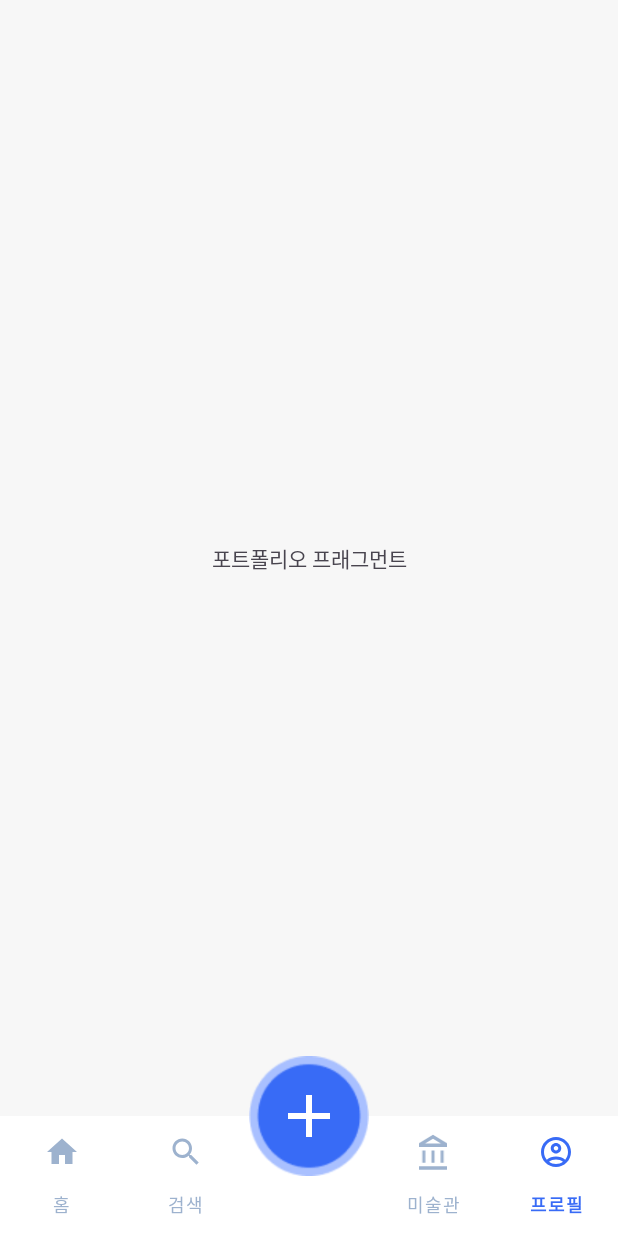
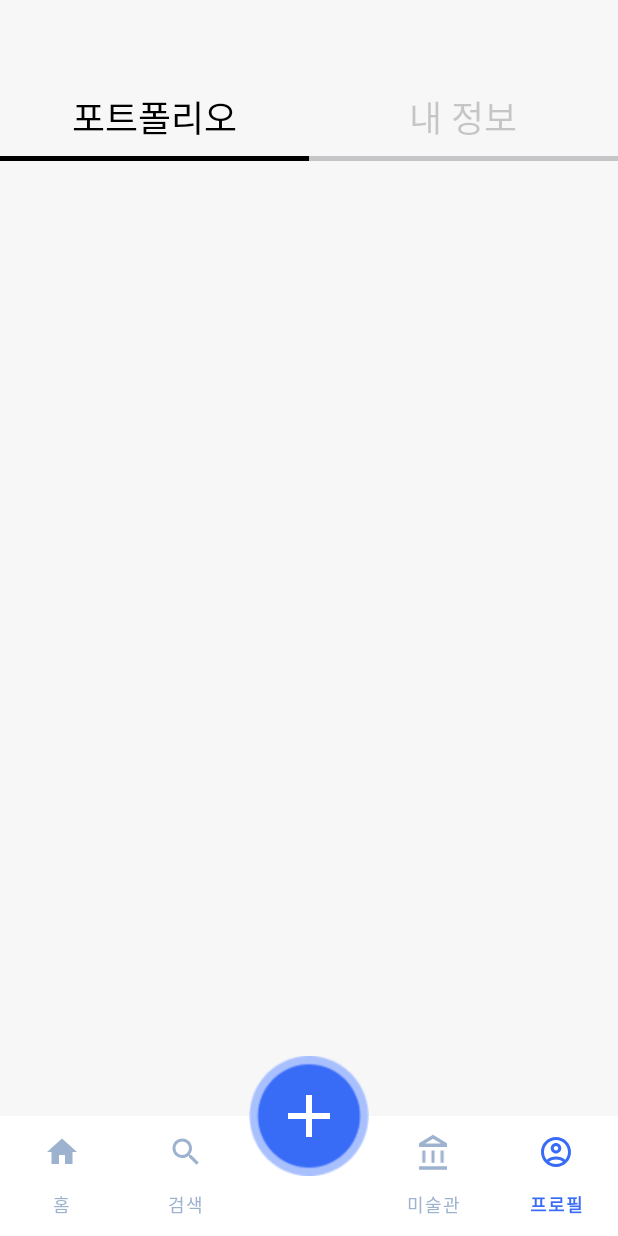
Before and after one commit to WOONBE/Arti, an Android app: the PortfolioFragment screen opened through its navigation route, on a phone screen of 412 x 824 dp. Run offline under Robolectric (Android 15) with nearby library versions, the phone set to English and light mode, and no system bars; our stand-ins replace Dagger/Hilt's generated code, data binding, navigation-ui.

Commit message:
feat: My page UI 개발

```diff
--- a/Android/ArtI/app/src/main/java/com/hexa/arti/ui/profile/PortfolioFragment.kt
+++ b/Android/ArtI/app/src/main/java/com/hexa/arti/ui/profile/PortfolioFragment.kt
@@ -1,12 +1,21 @@
 package com.hexa.arti.ui.profile
 
+import android.os.Bundle
+import android.view.View
 import com.hexa.arti.R
 import com.hexa.arti.config.BaseFragment
 import com.hexa.arti.databinding.FragmentPortfolioBinding
+import com.hexa.arti.util.navigate
 
 class PortfolioFragment : BaseFragment<FragmentPortfolioBinding>(R.layout.fragment_portfolio) {
     override fun init() {
 
     }
 
+    override fun onViewCreated(view: View, savedInstanceState: Bundle?) {
+        super.onViewCreated(view, savedInstanceState)
+        binding.mypageBtn.setOnClickListener {
+            navigate(R.id.action_portfolioFragment_to_myPageFragment)
+        }
+    }
 }
--- /dev/null
+++ b/Android/ArtI/app/src/main/res/drawable/ic_delete_outline_24.xml
@@ -0,0 +1,5 @@
+<vector xmlns:android="http://schemas.android.com/apk/res/android" android:height="24dp" android:tint="#000000" android:viewportHeight="24" android:viewportWidth="24" android:width="24dp">
+
+    <path android:fillColor="@android:color/white" android:pathData="M6,19c0,1.1 0.9,2 2,2h8c1.1,0 2,-0.9 2,-2L18,7L6,7v12zM8,9h8v10L8,19L8,9zM15.5,4l-1,-1h-5l-1,1L5,4v2h14L19,4z"/>
+
+</vector>
--- /dev/null
+++ b/Android/ArtI/app/src/main/res/drawable/ic_info_outline_24.xml
@@ -0,0 +1,5 @@
+<vector xmlns:android="http://schemas.android.com/apk/res/android" android:height="24dp" android:tint="#000000" android:viewportHeight="24" android:viewportWidth="24" android:width="24dp">
+
+    <path android:fillColor="@android:color/white" android:pathData="M11,7h2v2h-2V7zM11,11h2v6h-2V11zM12,2C6.48,2 2,6.48 2,12s4.48,10 10,10s10,-4.48 10,-10S17.52,2 12,2zM12,20c-4.41,0 -8,-3.59 -8,-8s3.59,-8 8,-8s8,3.59 8,8S16.41,20 12,20z"/>
+
+</vector>
--- /dev/null
+++ b/Android/ArtI/app/src/main/res/drawable/ic_logout_24.xml
@@ -0,0 +1,5 @@
+<vector xmlns:android="http://schemas.android.com/apk/res/android" android:autoMirrored="true" android:height="24dp" android:tint="#000000" android:viewportHeight="24" android:viewportWidth="24" android:width="24dp">
+
+    <path android:fillColor="@android:color/white" android:pathData="M17,7l-1.41,1.41L18.17,11H8v2h10.17l-2.58,2.58L17,17l5,-5zM4,5h8V3H4c-1.1,0 -2,0.9 -2,2v14c0,1.1 0.9,2 2,2h8v-2H4V5z"/>
+
+</vector>
--- /dev/null
+++ b/Android/ArtI/app/src/main/res/drawable/ic_pass_24.xml
@@ -0,0 +1,5 @@
+<vector xmlns:android="http://schemas.android.com/apk/res/android" android:height="24dp" android:tint="#000000" android:viewportHeight="24" android:viewportWidth="24" android:width="24dp">
+
+    <path android:fillColor="@android:color/white" android:pathData="M21,10h-8.35C11.83,7.67 9.61,6 7,6c-3.31,0 -6,2.69 -6,6s2.69,6 6,6c2.61,0 4.83,-1.67 5.65,-4H13l2,2l2,-2l2,2l4,-4.04L21,10zM7,15c-1.65,0 -3,-1.35 -3,-3c0,-1.65 1.35,-3 3,-3s3,1.35 3,3C10,13.65 8.65,15 7,15z"/>
+
+</vector>
--- a/Android/ArtI/app/src/main/res/layout/fragment_portfolio.xml
+++ b/Android/ArtI/app/src/main/res/layout/fragment_portfolio.xml
@@ -11,15 +11,53 @@
         android:layout_width="match_parent"
         android:layout_height="match_parent"
         tools:context=".ui.profile.PortfolioFragment">
+        <LinearLayout
+            android:id="@+id/my_art_top_bar"
+            android:layout_width="match_parent"
+            android:layout_height="wrap_content"
+            android:orientation="horizontal"
+            android:layout_marginTop="60dp"
+            app:layout_constraintEnd_toEndOf="parent"
+            app:layout_constraintStart_toStartOf="parent"
+            app:layout_constraintTop_toTopOf="parent">
 
-        <TextView
-            android:layout_width="wrap_content"
-            android:layout_height="wrap_content"
-            android:text="포트폴리오 프래그먼트"
-            app:layout_constraintEnd_toEndOf="parent"
-            app:layout_constraintTop_toTopOf="parent"
-            app:layout_constraintBottom_toBottomOf="parent"
-            app:layout_constraintStart_toStartOf="parent" />
+            <LinearLayout
+                android:layout_width="0dp"
+                android:layout_height="wrap_content"
+                android:layout_weight="1"
+                android:orientation="vertical">
+                <TextView
+                    style="@style/SelectTextTitle"
+                    android:layout_width="match_parent"
+                    android:layout_height="wrap_content"
+                    android:layout_weight="1"
+                    android:text="포트폴리오"/>
+                <View
+                    android:layout_width="match_parent"
+                    android:layout_height="3dp"
+                    android:layout_marginTop="8dp"
+                    android:background="@color/black"/>
+            </LinearLayout>
+            <LinearLayout
+                android:id="@+id/mypage_btn"
+                android:layout_width="0dp"
+                android:layout_height="wrap_content"
+                android:layout_weight="1"
+                android:orientation="vertical">
+                <TextView
+                    style="@style/UnSelectTextTitle"
+                    android:layout_width="match_parent"
+                    android:layout_height="wrap_content"
+                    android:text="내 정보"/>
+                <View
+                    android:layout_width="match_parent"
+                    android:layout_height="3dp"
+                    android:layout_marginTop="8dp"
+                    android:background="@color/disable_color"/>
+
+            </LinearLayout>
+        </LinearLayout>
+
 
     </androidx.constraintlayout.widget.ConstraintLayout>
 </layout>
--- a/Android/ArtI/app/src/main/res/navigation/nav_graph.xml
+++ b/Android/ArtI/app/src/main/res/navigation/nav_graph.xml
@@ -42,7 +42,11 @@
         android:id="@+id/portfolioFragment"
         android:name="com.hexa.arti.ui.profile.PortfolioFragment"
         android:label="fragment_portfolio"
-        tools:layout="@layout/fragment_portfolio" />
+        tools:layout="@layout/fragment_portfolio" >
+        <action
+            android:id="@+id/action_portfolioFragment_to_myPageFragment"
+            app:destination="@id/myPageFragment" />
+    </fragment>
     <activity
         android:id="@+id/mainActivity"
         android:name="com.hexa.arti.ui.MainActivity"
@@ -96,4 +100,12 @@
         android:id="@+id/artBannerFragment"
         android:name="com.hexa.arti.ui.search.ArtBannerFragment"
         android:label="ArtBannerFragment" />
+    <fragment
+        android:id="@+id/myPageFragment"
+        android:name="com.hexa.arti.ui.profile.MyPageFragment"
+        android:label="MyPageFragment" >
+        <action
+            android:id="@+id/action_myPageFragment_to_portfolioFragment"
+            app:destination="@id/portfolioFragment" />
+    </fragment>
 </navigation>
```
Also changed, not shown: Android/ArtI/app/src/main/java/com/hexa/arti/ui/profile/MyPageFragment.kt (added, +24 -0 lines), Android/ArtI/app/src/main/java/com/hexa/arti/ui/profile/ProfileDetailFragment.kt (added, +13 -0 lines), Android/ArtI/app/src/main/res/drawable/ic_manage_accounts_24.xml (added, +9 -0 lines), Android/ArtI/app/src/main/res/layout/fragment_my_page.xml (added, +200 -0 lines), Android/ArtI/app/src/main/res/layout/fragment_profile_detail.xml (added, +15 -0 lines), Android/ArtI/app/src/main/res/values/themes.xml (+14 -0 lines).
